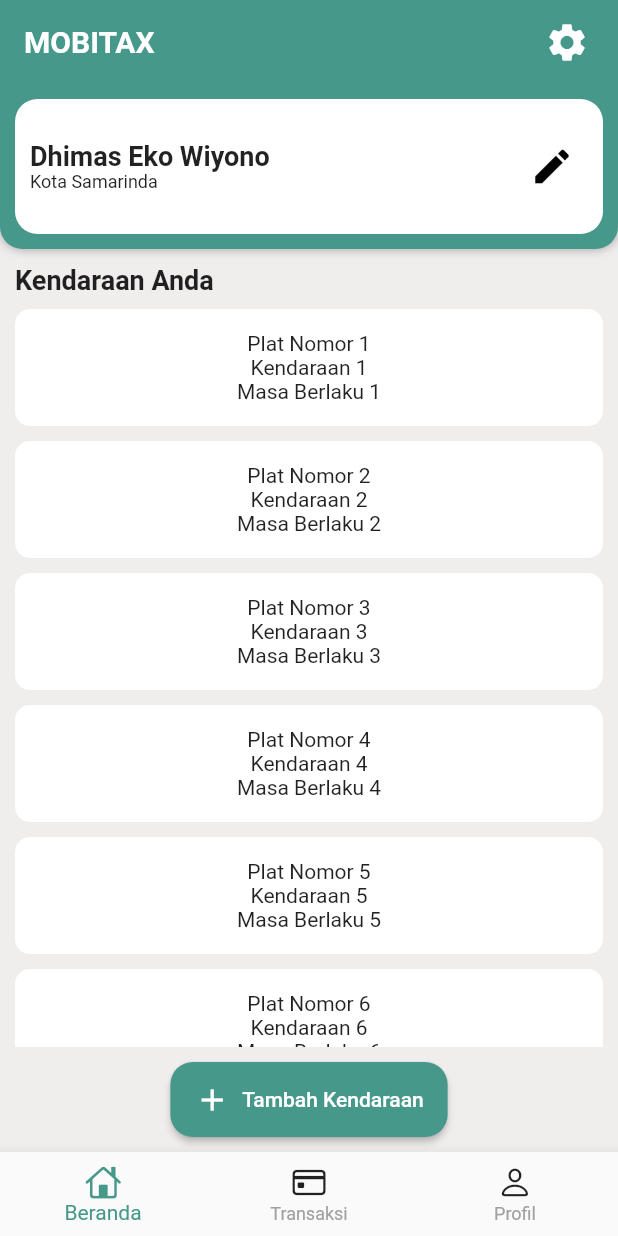
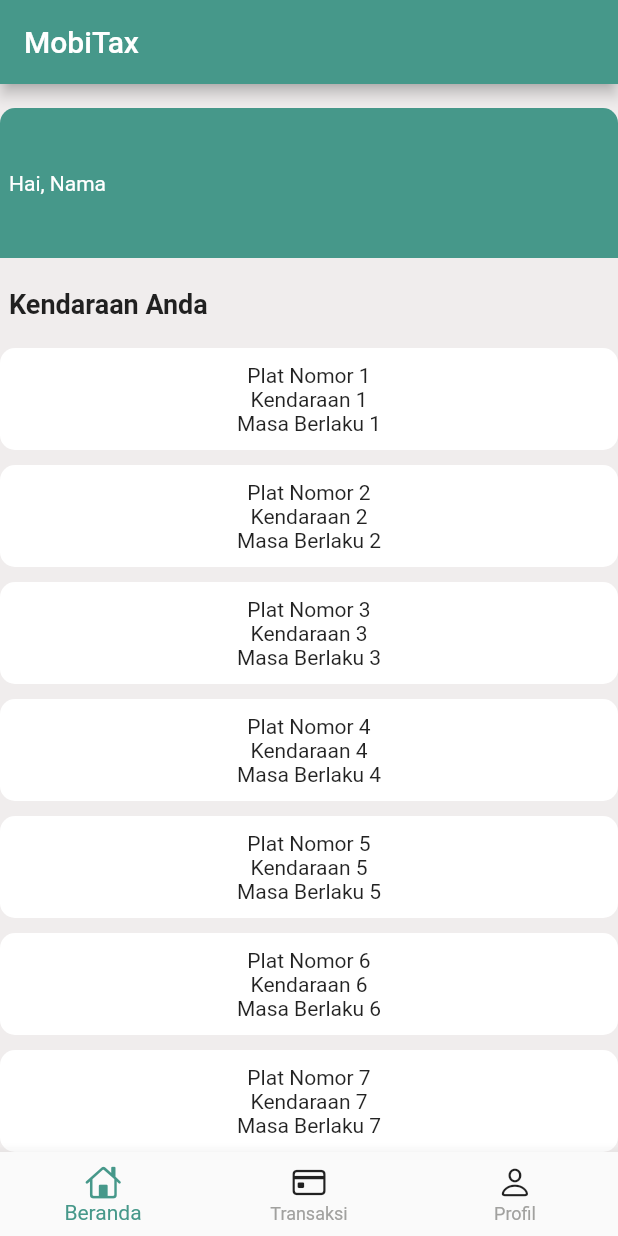
Before and after one commit to IkhwanWahyudi/MobiTax, a Flutter app: the screen it shows after launch, after a tap on "Masuk", on a phone screen of 412 x 824 dp. Run offline on Flutter 3.47's test engine with Material 2 defaults, Android fonts, the light colour scheme and no system bars.

Commit message:
tambahan icon

```diff
--- a/lib/home_page.dart
+++ b/lib/home_page.dart
@@ -12,127 +12,57 @@ class MyHomePage extends StatelessWidget {
     return Scaffold(
       backgroundColor: const Color.fromARGB(255, 240, 237, 237),
       appBar: AppBar(
-        backgroundColor: Color.fromRGBO(70,152,138, 1),
+        backgroundColor: const Color.fromRGBO(70, 152, 138, 1),
+        // backgroundColor: Colors.white,
         title: const Text(
-          "MOBITAX",
-          style: TextStyle(
-            color: Colors.white,
-            fontSize: 20,
-            fontWeight: FontWeight.bold,
+          "MobiTax",
+          style: TextStyle(color: Colors.white),
+        ),
+        automaticallyImplyLeading: false,
+      ),
+      body: SingleChildScrollView(
+        child: Container(
+          padding: const EdgeInsets.only(top:16, bottom: 16),
+          child: Column(
+            mainAxisAlignment: MainAxisAlignment.spaceAround,
+            children: [
+              Container(
+                height: 100,
+                padding: const EdgeInsets.all(6),
+                width: double.infinity,
+                // color: Colors.amber,
+                alignment: Alignment.centerLeft,
+                decoration: const BoxDecoration(
+                    color: const Color.fromRGBO(70, 152, 138, 1),
+                    borderRadius: BorderRadius.only(
+                        topLeft: Radius.circular(10),
+                        topRight: Radius.circular(10))),
+                child: const Text(
+                  "Hai, Nama",
+                  style: TextStyle(color: Colors.white),
                 ),
               ),
-        elevation: 0,
-        actions: [
-          Container(
-            margin: EdgeInsets.only(right: 10.0),
-            child: IconButton(
-              onPressed: () {
-                // Buat ke setting
-              },
-              icon: Icon(
-                Icons.settings,
-                size: 30,
-                color: Colors.white,
-              ),
-            ),
-          ),
-        ],
-        automaticallyImplyLeading: false,
-        //centerTitle: true,
-      ),
-      body: Center(
-        child: Column(
-          children: [
-            Container(
-              height: 110,
-              width: double.infinity,
-              decoration: BoxDecoration(
-                //color: Color.fromRGBO(255,192,27, 1),
-                color: Color.fromRGBO(70,152,138, 1),
-                borderRadius: BorderRadius.only(
-                  bottomLeft: Radius.circular(15),
-                  bottomRight: Radius.circular(15),
-                ),
-                boxShadow: [
-                  BoxShadow(
-                    color: Colors.grey, // warna bayangan
-                    blurRadius: 5, // radius blur bayangan
-                    offset: Offset(0, 0), // pergeseran bayangan (horizontal, vertical)
-                  ),
-                ],
-              ),
-              child: Container(
-                margin: EdgeInsets.all(10),
-                padding: EdgeInsets.all(10),
-                width: 50,
-                height: 10,
-                decoration: BoxDecoration(
-                  color: Colors.white,
-                  borderRadius: BorderRadius.circular(15),
-                ),
-                child: Row(
-                  mainAxisAlignment: MainAxisAlignment.spaceBetween,
-                  children: [
-                    Container(
-                      child: Column(
-                        crossAxisAlignment: CrossAxisAlignment.start,
-                        mainAxisAlignment: MainAxisAlignment.center,
-                        children: [
-                          Container(
-                            child: Text(
-                              "Dhimas Eko Wiyono",
-                              style: TextStyle(
-                                fontSize: 18,
-                                fontWeight: FontWeight.bold,
-                              ),
-                            ),
-                          ),
-                          Container(
-                            child: Text(
-                              "Kota Samarinda",
-                              style: TextStyle(
-                                fontSize: 12,
-                              ),
-                            ),
-                          )
-                        ],
-                      ),
-                    ),
-                    IconButton(
-                      //padding: EdgeInsets.all(10),
-                      icon: Icon(
-                        Icons.edit,
-                        color: Colors.black,
-                        size: 30,
-                      ),
-                      onPressed: () {
-                        // Logika ketika tombol di tekan
-                      },
-                    ),
-                  ],
-                ),
-              ),
-            ),
+              const SizedBox(height: 20),
               Container(
                 height: 20,
                 // width: double.infinity,
                 width: lebar,
                 // color: Colors.green,
-              // padding: const EdgeInsets.only(
-              //   left: 6,
-              // ),
-              margin: EdgeInsets.all(10),
+                padding: const EdgeInsets.only(
+                  left: 6,
+                ),
                 alignment: Alignment.centerLeft,
                 child: const Text(
                   "Kendaraan Anda",
                   style: TextStyle(fontSize: 18, fontWeight: FontWeight.bold),
                 ),
               ),
-
-            Expanded(
-                child : ListView.builder(
+              const SizedBox(
+                height: 20,
+              ),
+              ListView.builder(
                 shrinkWrap: true,
-                  //physics: const NeverScrollableScrollPhysics(),
+                physics: const NeverScrollableScrollPhysics(),
                 itemCount: 10,
                 itemBuilder: (context, index) {
                   // Menambahkan fungsi GestureDetector untuk navigasi
@@ -154,8 +84,7 @@ class MyHomePage extends StatelessWidget {
                             color: Colors.white,
                             borderRadius: BorderRadius.circular(10),
                           ),
-                            padding: EdgeInsets.symmetric(vertical: 15.0),
-                            margin: EdgeInsets.only(left: 10,right: 10),
+                          padding: EdgeInsets.symmetric(vertical: 10.0),
                           child: Column(
                             children: [
                               Text("Plat Nomor ${index + 1}"),
@@ -171,32 +100,29 @@ class MyHomePage extends StatelessWidget {
                     ),
                   );
                 },
-                )
               ),
-            Container(
-              margin: EdgeInsets.all(10), // Tambahkan margin pada Container jika diinginkan
-              child: ElevatedButton.icon(
-                onPressed: () {
-                  // Logika ketika tombol ditekan
-                },
+              SizedBox(
+                height: 20,
+              ),
+              ElevatedButton.icon(
+                onPressed: () {},
                 style: ElevatedButton.styleFrom(
                   backgroundColor: const Color.fromRGBO(70, 152, 138, 1),
-                  minimumSize: const Size(150, 50), // Atur lebar dan tinggi button
+                  minimumSize:
+                      const Size(150, 50), // Atur lebar dan tinggi button
                   padding: const EdgeInsets.symmetric(
                       vertical: 10,
-                    horizontal: 16,
-                  ), // Padding di sekitar icon dan teks
+                      horizontal: 16), // Padding di sekitar icon dan teks
                   shape: RoundedRectangleBorder(
                     borderRadius: BorderRadius.circular(
-                      15.0, // Mengatur radius untuk membuat button rounded
-                    ),
+                        30.0), // Mengatur radius untuk membuat button rounded
                   ),
                 ),
                 icon: const Icon(Icons.add),
                 label: const Text('Tambah Kendaraan'),
               ),
+            ],
           ),
-          ],
         ),
       ),
       // bottomNavigationBar: SizedBox(
```
Lines whose indentation alone changed are shown as unchanged.
